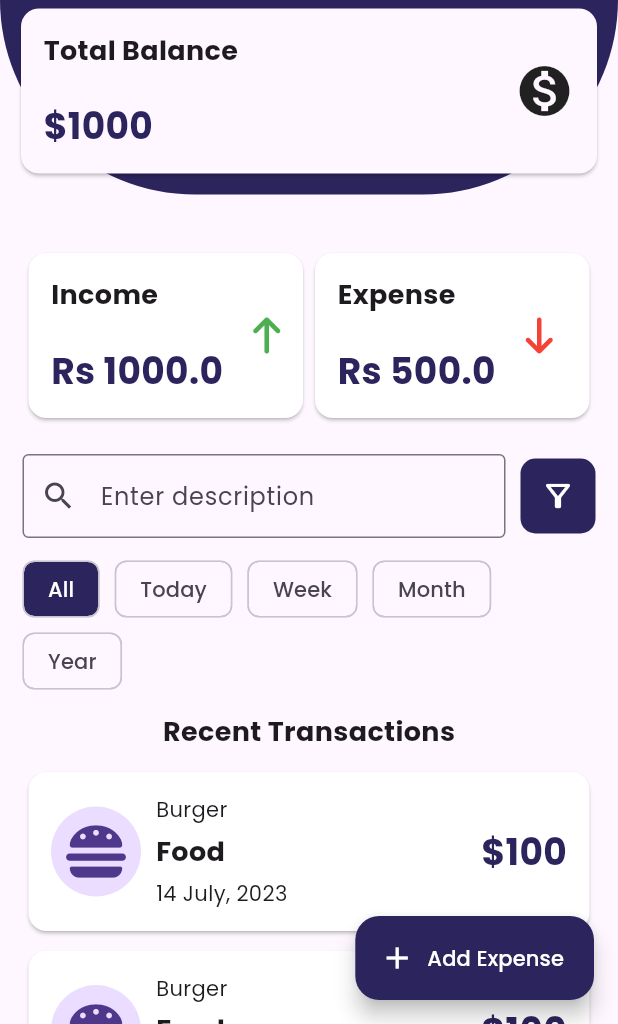
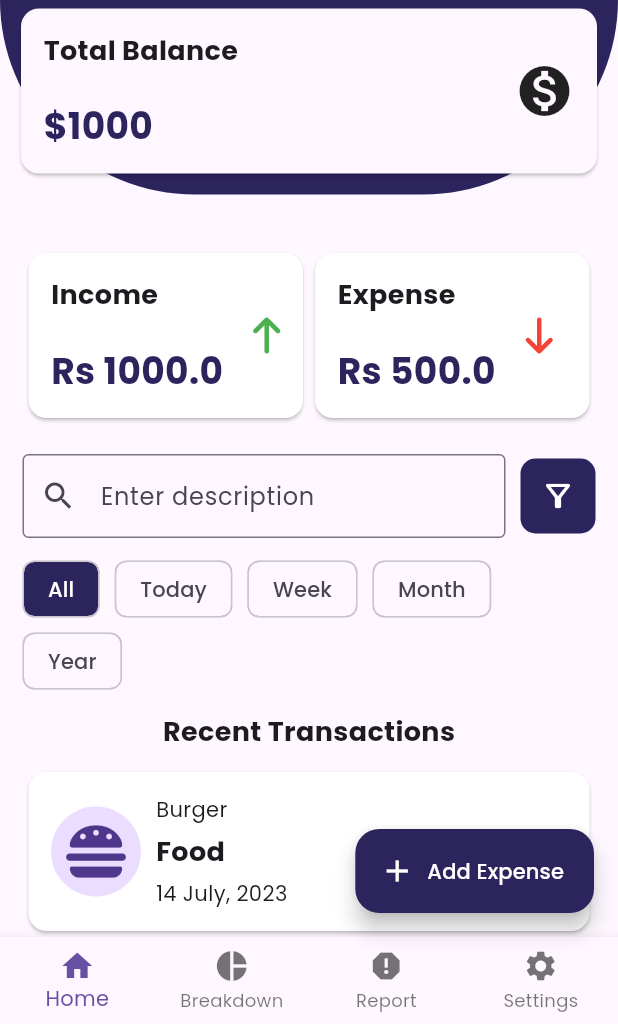
Before and after one commit to Saad-Qadeer007/expense_tracker_latest_version, a Flutter app: the screen it shows after launch, on a phone screen of 412 x 824 dp, the part 212-1236 px from its top. Run offline on Flutter 3.47's test engine with Material 3 defaults, Android fonts, the phone set to English and light mode, and no system bars; our stand-ins replace font_awesome_flutter, google_fonts.

Commit message:
Day no 1 : Home Screen Ui Almost Completed without having any functionality yet also added the bottom navigation bar in the home screen

```diff
--- a/lib/Screens/Home_Screen.dart
+++ b/lib/Screens/Home_Screen.dart
@@ -17,6 +17,19 @@ class _HomeScreenState extends State<HomeScreen> {
   @override
   Widget build(BuildContext context) {
     return Scaffold(
+      bottomNavigationBar: SafeArea(
+        child: BottomNavigationBar(
+          currentIndex: 0,
+          onTap: (index) {},
+          type: BottomNavigationBarType.fixed,
+          items: const [
+            BottomNavigationBarItem(icon: Icon(Icons.home), label: "Home"),
+            BottomNavigationBarItem(icon: Icon(Icons.pie_chart), label: "Breakdown"),
+            BottomNavigationBarItem(icon: Icon(Icons.report), label: "Report"),
+            BottomNavigationBarItem(icon: Icon(Icons.settings), label: "Settings"),
+          ],
+        ),
+      ),
       floatingActionButton: FloatingActionButton.extended(
         onPressed: () {},
         label: Text("Add Expense"),
```
